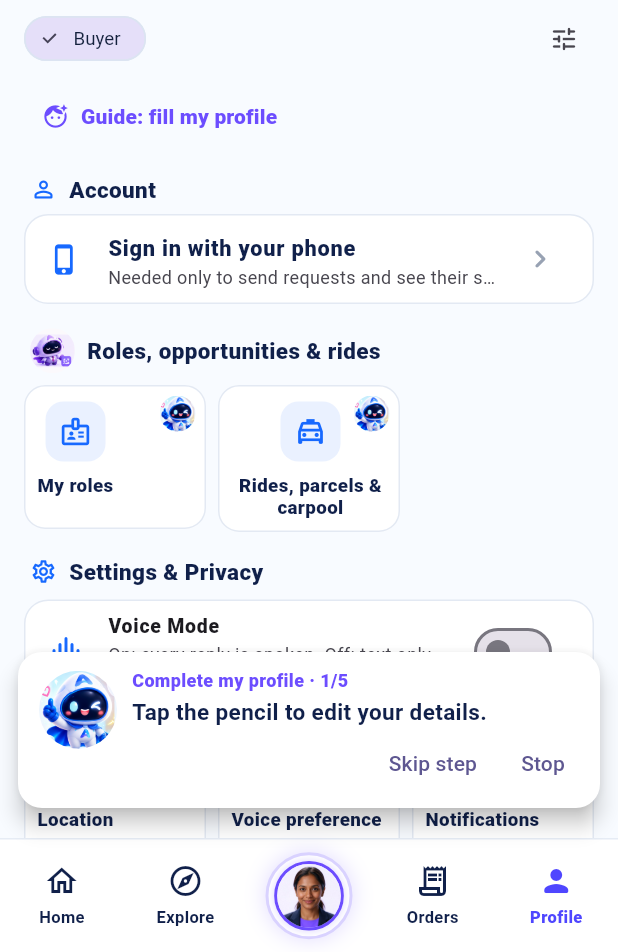
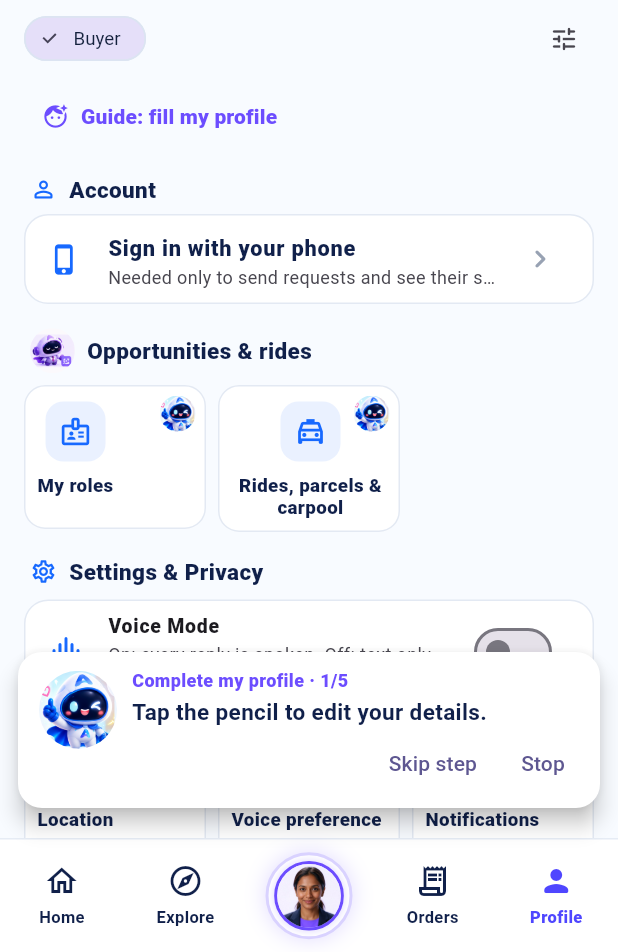
Before and after one commit to podx-bot/askodox, a Flutter app: the ProfileScreen screen opened by its route, after a tap on "Guide: fill my profile", on a phone screen of 412 x 824 dp, the part 284-1236 px from its top. Run offline on Flutter 3.47's test engine with Material 3 defaults, Android fonts, the phone set to English and light mode, and no system bars; our stand-ins replace file_picker, firebase_auth, firebase_core, firebase_messaging, flutter_map, flutter_riverpod and 9 more; missing offline and left inert: firebase_app_installations, firebase_in_app_messaging; accounts and stored records are empty; network calls fail.

Commit message:
Fix section title overflow, guide done line, role-switch test
Co-Authored-By: Claude Opus 5.5 <noreply@anthropic.com>
Claude-Session: https://claude.ai/code/session_019diAiSKbrfU4CS6ayKMxek

```diff
--- a/lib/features/companion/relationship.dart
+++ b/lib/features/companion/relationship.dart
@@ -79,3 +79,8 @@ String askodoxAddressed(String line, AskodoxRelation relation, {required bool te
   }
   return '${askodoxCallName(relation, telugu: telugu)}, $rest';
 }
+
+/// ASKO's "done" line: "Done, Anna!" / "పూర్తయింది అన్నయ్యా!".
+String askodoxDoneLine(AskodoxRelation relation, {required bool telugu}) => telugu
+    ? 'పూర్తయింది ${askodoxCallName(relation, telugu: true)}!'
+    : 'Done, ${askodoxCallName(relation, telugu: false)}!';
--- a/lib/features/guide/in_app_guide.dart
+++ b/lib/features/guide/in_app_guide.dart
@@ -425,7 +425,7 @@ class _AskodoxGuideOverlayState extends ConsumerState<AskodoxGuideOverlay> with
   void _speak(AskodoxGuideState s) {
     if (_private) return;
     final line = s.done
-        ? askodoxAddressed(_te ? 'పూర్తయింది!' : 'Done!', ref.read(askodoxRelationProvider), telugu: _te)
+        ? askodoxDoneLine(ref.read(askodoxRelationProvider), telugu: _te)
         : (_te ? s.step.te : s.step.en);
     final key = '${s.flow.id}:${s.index}:${s.done}';
     if (_spoken == key) return;
@@ -596,7 +596,7 @@ class _AskodoxGuideOverlayState extends ConsumerState<AskodoxGuideOverlay> with
     final step = s.step;
     final lost = !s.done && r == null && _missing >= 6;
     final text = s.done
-        ? askodoxAddressed(_te ? 'పూర్తయింది! 🎉' : 'Done! 🎉', ref.watch(askodoxRelationProvider), telugu: _te)
+        ? '${askodoxDoneLine(ref.watch(askodoxRelationProvider), telugu: _te)} 🎉'
         : lost
             ? (_te ? 'ఈ బటన్ ఈ స్క్రీన్‌లో లేదు.' : 'That button is not on this screen.')
             : (_te ? step.te : step.en);
--- a/lib/features/profile/presentation/profile_screen.dart
+++ b/lib/features/profile/presentation/profile_screen.dart
@@ -288,7 +288,7 @@ class _ProfileScreenState extends ConsumerState<ProfileScreen> {
               key: const Key('askodoxProfileSection-roles'),
               mascot: AskodoxMascotRole.entro,
               grid: true,
-              title: t('Roles, opportunities & rides', 'పాత్రలు, అవకాశాలు & రైడ్స్'),
+              title: t('Opportunities & rides', 'అవకాశాలు & రైడ్స్'),
               icon: Icons.badge_outlined,
               children: [
             AskodoxNavRow(
--- a/lib/shared/widgets/navigator_section.dart
+++ b/lib/shared/widgets/navigator_section.dart
@@ -81,7 +81,12 @@ extension on AskodoxNavSection {
             else
               Icon(icon, size: 18, color: AskodoxNavSection.accent),
             const SizedBox(width: 8),
-            Text(title, style: const TextStyle(color: AskodoxNavSection.ink, fontSize: 15, fontWeight: FontWeight.w900)),
+            Flexible(
+              child: Text(title,
+                  maxLines: 1,
+                  overflow: TextOverflow.ellipsis,
+                  style: const TextStyle(color: AskodoxNavSection.ink, fontSize: 15, fontWeight: FontWeight.w900)),
+            ),
           ]),
         ),
         if (others.isNotEmpty)
```
Also changed, not shown: 1 other file.
